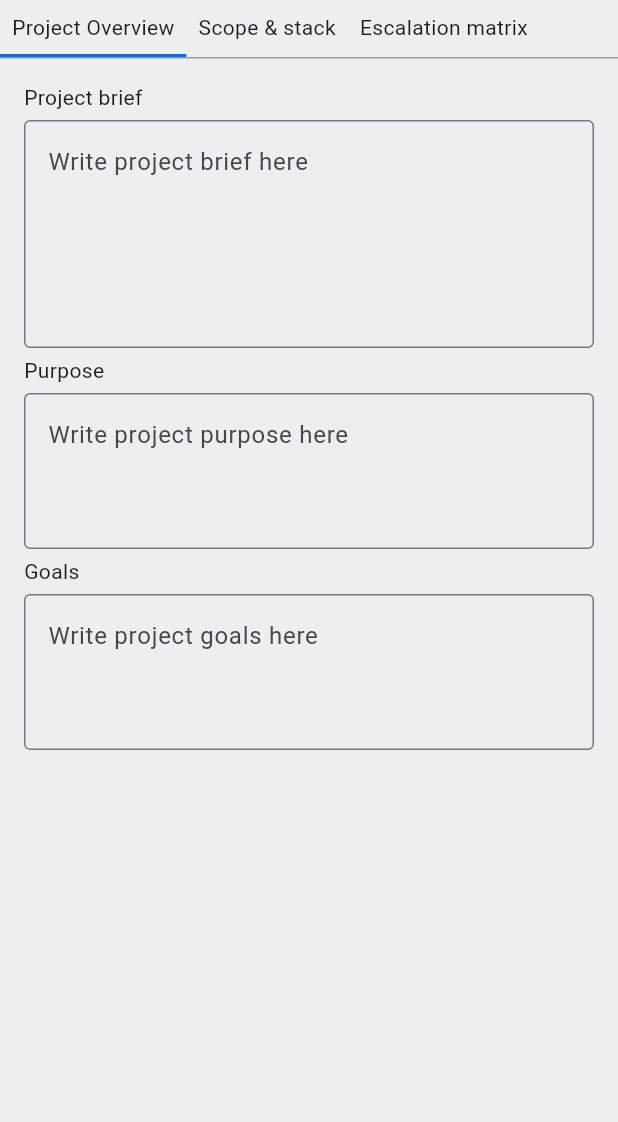
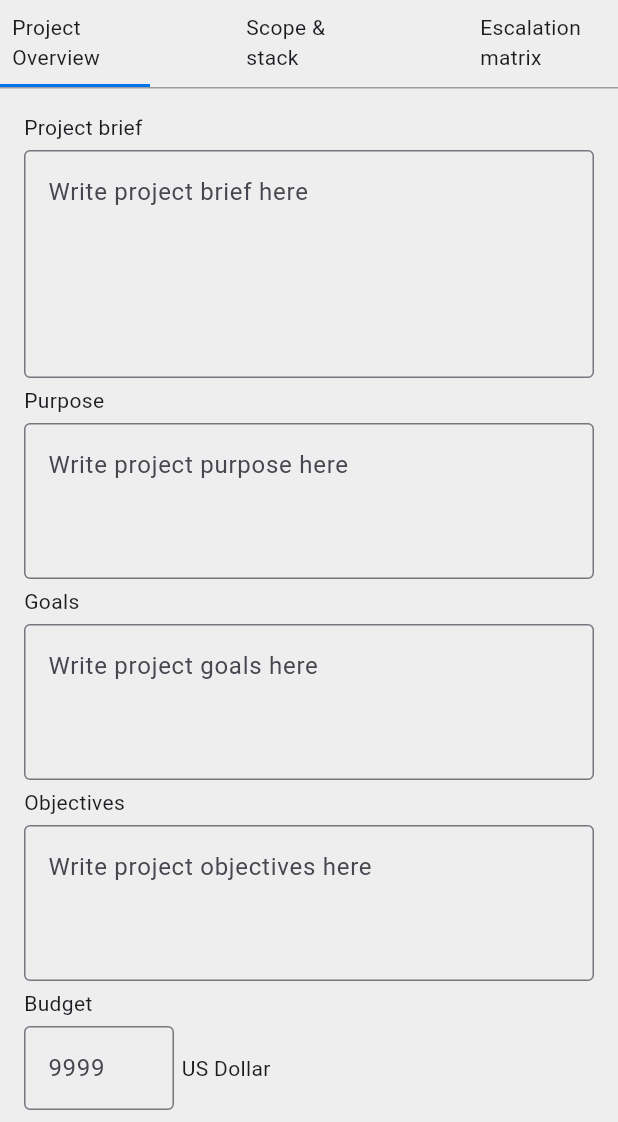
Before and after one commit to AtanuPanja/project3_customer_success_platform, a Flutter app: the ProjectDetailsScreen screen opened directly, on a phone screen of 412 x 824 dp, the part 114-1236 px from its top. Run offline on Flutter 3.47's test engine with Material 3 defaults, Android fonts, the phone set to English and light mode, and no system bars.

Commit message:
Added forms in Project detail screen
Added scrollable facility for form in Project
Overview, and added more elements
Added form in the Scope & stack tab as well.

Also, removed the functionality of switching
between the tabs, by clicking on the headers,
and added this tab change action to the continue
button.

```diff
--- a/lib/main.dart
+++ b/lib/main.dart
@@ -33,7 +33,7 @@ class MainApp extends StatelessWidget {
         ),
       ),
       debugShowCheckedModeBanner: false,
-      home: const SafeArea(child: const HomeScreen()),
+      home: const SafeArea(child: HomeScreen()),
     );
   }
 }
--- a/lib/screens/project_detail_screen.dart
+++ b/lib/screens/project_detail_screen.dart
@@ -23,9 +23,11 @@ class _ProjectDetailsScreenState extends State<ProjectDetailsScreen> {
 
   @override
   Widget build(BuildContext context) {
+    var screenWidth = MediaQuery.of(context).size.width;
     return Scaffold(
       appBar: AppBar(),
-      body: Column(
+      body: SingleChildScrollView(
+        child: Column(
           children: [
             Text('Food on time'),
             Container(
@@ -37,10 +39,11 @@ class _ProjectDetailsScreenState extends State<ProjectDetailsScreen> {
                 ),
               ),
               child: Row(
+                mainAxisAlignment: MainAxisAlignment.spaceBetween,
                 children: tabs.map<Widget>(
                   (tabName) {
-                  return InkWell(
-                    child: Container(
+                    return Container(
+                      width: 100,
                       decoration: BoxDecoration(
                         border: Border(
                           bottom: BorderSide(
@@ -53,10 +56,6 @@ class _ProjectDetailsScreenState extends State<ProjectDetailsScreen> {
                       ),
                       padding: const EdgeInsets.all(8.0),
                       child: Text(tabName),
-                    ),
-                    onTap: () {
-                      setCurrentTab(tabName);
-                    },
                     );
                   },
                 ).toList(),
@@ -64,24 +63,50 @@ class _ProjectDetailsScreenState extends State<ProjectDetailsScreen> {
             ),
             Container(
               padding: EdgeInsets.all(16.0),
-            child: currentTab == 'Project Overview'
-                ? ProjectOverview()
-                : Text(currentTab),
+              child: Column(
+                children: [
+                  switch (currentTab) {
+                    'Project Overview' => ProjectOverview(),
+                    'Scope & stack' => ScopeAndStack(),
+                    _ => Text(currentTab),
+                  },
+                  SizedBox(height: 20,),
+                  ElevatedButton(
+                    onPressed: () {
+                      switch (currentTab) {
+                        case 'Project Overview':
+                          setCurrentTab('Scope & stack');
+                        case 'Scope & stack':
+                          setCurrentTab('Escalation matrix');
+                        default:
+                          return;
+                      }
+                    },
+                    child: Text('Continue'),
+                    style: ButtonStyle(
+                      minimumSize: MaterialStateProperty.all(
+                        Size(screenWidth, 50),
+                      ),
+                    ),
                   ),
                 ],
+              ),
+            ),
+          ],
+        ),
       ),
     );
   }
 }
 
 class ProjectOverview extends StatelessWidget {
-  const ProjectOverview({super.key});
+  const ProjectOverview({
+    super.key,
+  });
 
   @override
   Widget build(BuildContext context) {
     return Column(
-      children: [
-        Column(
       crossAxisAlignment: CrossAxisAlignment.start,
       children: [
         Text('Project brief'),
@@ -103,14 +128,9 @@ class ProjectOverview extends StatelessWidget {
             hintText: 'Write project brief here',
           ),
         ),
-          ],
-        ),
         SizedBox(
           height: 5,
         ),
-        Column(
-          crossAxisAlignment: CrossAxisAlignment.start,
-          children: [
         Text('Purpose'),
         SizedBox(
           height: 5,
@@ -130,14 +150,9 @@ class ProjectOverview extends StatelessWidget {
             hintText: 'Write project purpose here',
           ),
         ),
-          ],
-        ),
         SizedBox(
           height: 5,
         ),
-        Column(
-          crossAxisAlignment: CrossAxisAlignment.start,
-          children: [
         Text('Goals'),
         SizedBox(
           height: 5,
@@ -157,12 +172,129 @@ class ProjectOverview extends StatelessWidget {
             hintText: 'Write project goals here',
           ),
         ),
-          ],
+        SizedBox(
+          height: 5,
+        ),
+        Text('Objectives'),
+        SizedBox(
+          height: 5,
+        ),
+        TextFormField(
+          maxLines: 3,
+          decoration: InputDecoration(
+            border: OutlineInputBorder(
+              borderSide: BorderSide(
+                color: Colors.grey.shade500,
+                width: 0.5,
+              ),
+            ),
+            focusedBorder: OutlineInputBorder(
+              borderSide: BorderSide(),
+            ),
+            hintText: 'Write project objectives here',
+          ),
         ),
         SizedBox(
           height: 5,
+        ),
+        Text('Budget'),
+        SizedBox(
+          height: 5,
+        ),
+        Row(
+          children: [
+            TextFormField(
+              decoration: InputDecoration(
+                constraints: BoxConstraints(
+                  maxWidth: 100,
+                ),
+                border: OutlineInputBorder(
+                  borderSide: BorderSide(
+                    color: Colors.grey.shade500,
+                    width: 0.5,
+                  ),
+                ),
+                focusedBorder: OutlineInputBorder(
+                  borderSide: BorderSide(),
+                ),
+                hintText: '9999',
+              ),
+              keyboardType: TextInputType.number,
+            ),
+            SizedBox(
+              width: 5,
+            ),
+            Text('US Dollar'),
+          ],
         ),
       ],
     );
   }
 }
+
+class ScopeAndStack extends StatefulWidget {
+  const ScopeAndStack({
+    super.key,
+  });
+
+  @override
+  State<ScopeAndStack> createState() => _ScopeAndStackState();
+}
+
+class _ScopeAndStackState extends State<ScopeAndStack> {
+  String selectedOptionFromDropdown = 'Backend';
+  List<String> listOfTechnologies = [
+    'Backend',
+    'Front-end',
+    'Mobile app',
+    'Database',
+  ];
+
+  @override
+  Widget build(BuildContext context) {
+    return Column(
+      crossAxisAlignment: CrossAxisAlignment.start,
+      children: [
+        Text('Select Project Technologies'),
+        DropdownButton(
+          icon: Icon(
+            Icons.keyboard_arrow_down_outlined,
+          ),
+          isExpanded: true,
+          value: selectedOptionFromDropdown,
+          onChanged: (value) {
+            setState(() {
+              selectedOptionFromDropdown = value ?? 'Project Manager One';
+            });
+          },
+          items:
+              listOfTechnologies.map<DropdownMenuItem<String>>((String value) {
+            return DropdownMenuItem(
+              value: value,
+              child: Text(value),
+            );
+          }).toList(),
+        ),
+        SizedBox(
+          height: 5,
+        ),
+        Text('Project Scope'),
+        TextFormField(
+          maxLines: 3,
+          decoration: InputDecoration(
+            border: OutlineInputBorder(
+              borderSide: BorderSide(
+                color: Colors.grey.shade500,
+                width: 0.5,
+              ),
+            ),
+            focusedBorder: OutlineInputBorder(
+              borderSide: BorderSide(),
+            ),
+            hintText: 'Write here',
+          ),
+        ),
+      ],
+    );
+  }
+}
```
Lines whose indentation alone changed are shown as unchanged.
